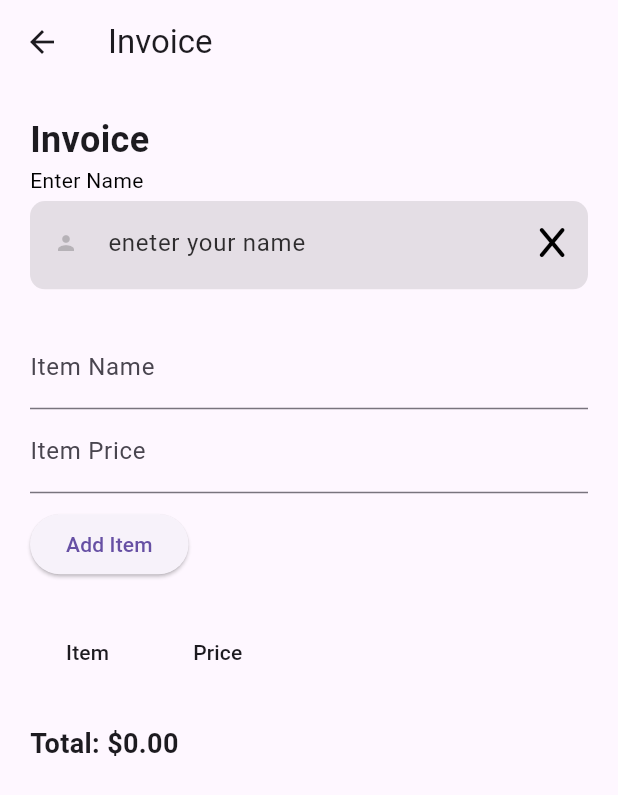
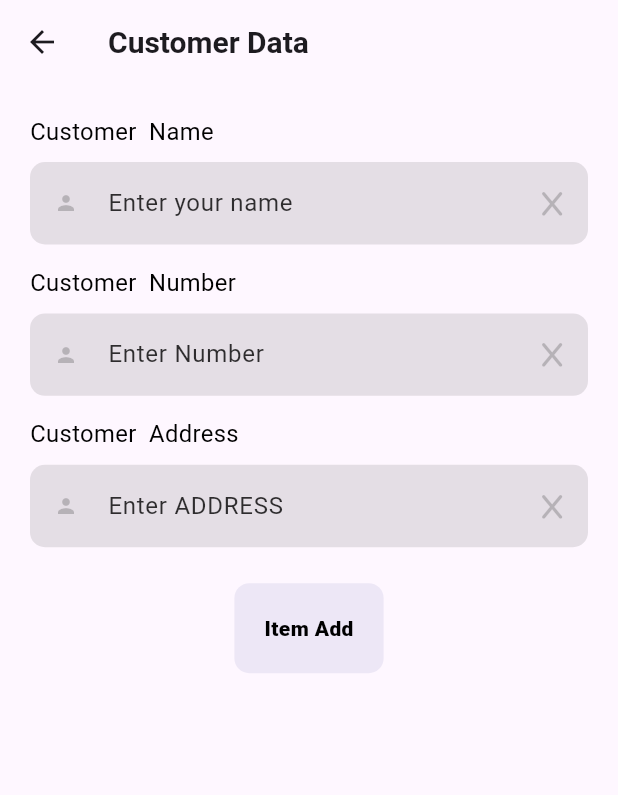
Before and after one commit to DenishaFablead/login_google, a Flutter app: the InvoiceScreen screen opened directly, on a phone screen of 412 x 824 dp. Shown: the top 795 px of the screen. Run offline on Flutter 3.47's test engine with Material 3 defaults, Android fonts, the phone set to English and light mode, and no system bars; our stand-ins replace firebase_auth, firebase_core, font_awesome_flutter, get, google_sign_in, shared_preferences; missing offline and left inert: flutter_paypal, razorpay_flutter; accounts and stored records are empty.

Commit message:
invoice genrated

```diff
--- a/lib/Utils/custome_textfiled.dart
+++ b/lib/Utils/custome_textfiled.dart
@@ -16,17 +16,17 @@ class custome_textfield extends StatelessWidget {
     return Padding(
       padding: const EdgeInsets.symmetric(vertical: 4.0,horizontal: 00),
       child: Container(
-        height: Get.height/14,width: Get.width,
+        height: Get.height/15,width: Get.width,
       decoration: BoxDecoration(
         color: Colors.black.withOpacity(.1),
         borderRadius: BorderRadius.circular(10)
       ),
       child: TextField(
-
         controller: Controlle,
-        style: TextStyle(color: Colors.black,fontWeight: FontWeight.w900),
+        style: TextStyle(color: Colors.black,fontWeight: FontWeight.w900,fontSize: 22),
         cursorColor: Colors.black,
 
+        // cursorHeight: 20,
         decoration: InputDecoration(
             // border: InputBorder.none,
             focusedBorder: InputBorder.none,
@@ -39,9 +39,10 @@ class custome_textfield extends StatelessWidget {
             child: Icon(icon,color: Colors.black.withOpacity(.2),size: 16),
 
           ) ,
+
           suffixIcon: IconButton(onPressed: () {
             Controlle!.clear();
-          }, icon: Icon(FontAwesomeIcons.x,color: Colors.black,size: 22)),
+          }, icon: Icon(FontAwesomeIcons.x,color: Colors.black.withOpacity(.2),size: 18)),
             label: Text("${text}",style: TextStyle(color: Colors.black.withOpacity(.8),fontSize:16, ),)),
       ),
       ),
--- /dev/null
+++ b/lib/controller/invoiceController.dart
@@ -0,0 +1,73 @@
+
+import 'package:flutter/cupertino.dart';
+import 'package:get/get.dart';
+import 'package:get/get_state_manager/src/simple/get_controllers.dart';
+
+// class InvoiceController extends GetxController {
+//   var items = <InvoiceItem>[].obs;
+//   TextEditingController customerNameController = TextEditingController();
+//   TextEditingController customerNumberController = TextEditingController();
+//   TextEditingController customerAddrController = TextEditingController();
+//   TextEditingController itemNameController = TextEditingController();
+//   TextEditingController itemPriceController = TextEditingController();
+//   TextEditingController itemQuantityController = TextEditingController();
+//   void addItem() {
+//     final itemName = itemNameController.text;
+//     final itemPrice = double.tryParse(itemPriceController.text) ?? 0.0;
+//
+//     if (itemName.isNotEmpty && itemPrice > 0) {
+//       items.add(InvoiceItem(name: itemName, price: itemPrice));
+//
+//       itemNameController.clear();
+//       itemPriceController.clear();
+//     }
+//   }
+//
+//   double calculateTotal() {
+//     return items.fold(0, (total, item) => total + item.price);
+//   }
+// }
+//
+// class InvoiceItem {
+//   final String name;
+//   final double price;
+//
+//   InvoiceItem({required this.name, required this.price});
+// }
+
+
+class InvoiceController extends GetxController {
+  var items = <InvoiceItem>[].obs;
+  TextEditingController customerNameController = TextEditingController();
+  TextEditingController customerNumberController = TextEditingController();
+  TextEditingController customerAddrController = TextEditingController();
+  TextEditingController itemNameController = TextEditingController();
+  TextEditingController itemPriceController = TextEditingController();
+  TextEditingController itemQuantityController = TextEditingController();
+
+  void addItem() {
+    final itemName = itemNameController.text;
+    final itemPrice = double.tryParse(itemPriceController.text) ?? 0.0;
+    final itemQuantity = int.tryParse(itemQuantityController.text) ?? 1;
+
+    if (itemName.isNotEmpty && itemPrice > 0 && itemQuantity > 0) {
+      items.add(InvoiceItem(name: itemName, price: itemPrice, quantity: itemQuantity));
+
+      itemNameController.clear();
+      itemPriceController.clear();
+      itemQuantityController.clear();
+    }
+  }
+
+  double calculateTotal() {
+    return items.fold(0, (total, item) => total + (item.price * item.quantity));
+  }
+}
+
+class InvoiceItem {
+  final String name;
+  final double price;
+  final int quantity;
+
+  InvoiceItem({required this.name, required this.price, required this.quantity});
+}
--- a/lib/screen/invoice.dart
+++ b/lib/screen/invoice.dart
@@ -3,40 +3,10 @@ import 'package:flutter/material.dart';
 import 'package:font_awesome_flutter/font_awesome_flutter.dart';
 import 'package:get/get.dart';
 import 'package:login_google/Utils/custome_textfiled.dart';
+import 'package:login_google/screen/item_addScreen.dart';
 import '../Utils/text.dart';
+import '../controller/invoiceController.dart';
 
-class invoice_Screen extends StatefulWidget {
-  const invoice_Screen({super.key});
-
-  @override
-  State<invoice_Screen> createState() => _invoice_ScreenState();
-}
-
-class _invoice_ScreenState extends State<invoice_Screen> {
-  TextEditingController name=TextEditingController();
-  @override
-  Widget build(BuildContext context) {
-    return Scaffold(
-      appBar: AppBar(),
- body:SingleChildScrollView(
-
-  child: Padding(
-    padding: const EdgeInsets.all(8.0),
-    child: Column(
-      mainAxisAlignment: MainAxisAlignment.start,
-      crossAxisAlignment: CrossAxisAlignment.start,
-      mainAxisSize: MainAxisSize.min,
-      children: [
-        Center(child:  Text("INVOICE Data")),
-     font_(font: "Enter Name",color: Colors.black,fontsize: 14),
-     custome_textfield(Controlle: name,icon: FontAwesomeIcons.user,text: "eneter your name ")
-      ],
-    ),
-  ),
- ),
-    );
-  }
-}
 
 class InvoiceScreen extends StatelessWidget {
   final InvoiceController controller = Get.put(InvoiceController());
@@ -45,7 +15,10 @@ class InvoiceScreen extends StatelessWidget {
   Widget build(BuildContext context) {
     return Scaffold(
       appBar: AppBar(
-        title: Text('Invoice'),
+        title: Text('Customer Data',  style: TextStyle(
+          fontSize: 20.0,
+          fontWeight: FontWeight.bold,
+        ),),
       ),
       body: SingleChildScrollView(
         child: Padding(
@@ -53,57 +26,88 @@ class InvoiceScreen extends StatelessWidget {
           child: Column(
             crossAxisAlignment: CrossAxisAlignment.start,
             children: [
-              Text(
-                'Invoice',
-                style: TextStyle(
-                  fontSize: 24.0,
-                  fontWeight: FontWeight.bold,
-                ),
+
+               font_(font: "Customer  Name",color: Colors.black,fontsize: Get.width/26),
+             SizedBox(height: 5),
+             custome_textfield(Controlle: controller.customerNameController,icon:Icons.person,text: "Enter your name ")
+          ,    SizedBox(height: 10.0),
+              font_(font: "Customer  Number",color: Colors.black,fontsize: Get.width/26),
+              SizedBox(height: 5),
+              custome_textfield(Controlle: controller.customerNumberController,icon:Icons.person,text: "Enter Number")
+              ,    SizedBox(height: 10.0),
+              font_(font: "Customer  Address",color: Colors.black,fontsize: Get.width/26),
+              SizedBox(height: 5),
+              custome_textfield(Controlle: controller.customerAddrController,icon:Icons.person,text: "Enter ADDRESS")
+              ,    SizedBox(height: 20.0),
+              // ,
+              // TextField(
+              //   controller: controller.itemNameController,
+              //   decoration: InputDecoration(
+              //     labelText: 'Item Name',
+              //   ),
+              // ),
+              // TextField(
+              //   controller: controller.itemPriceController,
+              //   keyboardType: TextInputType.number,
+              //   decoration: InputDecoration(
+              //     labelText: 'Item Price',
+              //   ),
+              // ),
+              InkWell(
+                onTap:  () {
+                  Get.to(item_addScreen());
+                },
+                child: Center(child:
+                Container(
+                  decoration: BoxDecoration(
+                    color: Colors.deepPurple.shade50,
+                    borderRadius: BorderRadius.circular(10)
+                  ),
+                  child: Padding(
+                    padding: const EdgeInsets.all(20.0),
+                    child: Text("Item Add",style: TextStyle(
+                      color: Colors.black,
+                      fontWeight: FontWeight.w900
+                    )),
+                  ),
+                ),),
               ),
-               font_(font: "Enter Name",color: Colors.black,fontsize: 14),
-             custome_textfield(Controlle: controller.customerNameController,icon:Icons.person,text: "eneter your name ")
-
-          ,    SizedBox(height: 20.0),
-              TextField(
-                controller: controller.itemNameController,
-                decoration: InputDecoration(
-                  labelText: 'Item Name',
-                ),
-              ),
-              TextField(
-                controller: controller.itemPriceController,
-                keyboardType: TextInputType.number,
-                decoration: InputDecoration(
-                  labelText: 'Item Price',
-                ),
-              ),
-              SizedBox(height: 10.0),
-              ElevatedButton(
-                onPressed: controller.addItem,
-                child: Text('Add Item'),
-              ),
-              SizedBox(height: 20.0),
-              Obx(() => DataTable(
-                    columns: [
-                      DataColumn(label: Text('Item')),
-                      DataColumn(label: Text('Price')),
-                    ],
-                    rows: controller.items
-                        .map(
-                          (item) => DataRow(
-                            cells: [
-                              DataCell(Text(item.name)),
-                              DataCell(Text('\$${item.price.toStringAsFixed(2)}')),
-                            ],
-                          ),
-                        )
-                        .toList(),
-                  )),
-              SizedBox(height: 20.0),
-              Obx(() => Text(
-                    'Total: \$${controller.calculateTotal().toStringAsFixed(2)}',
-                    style: TextStyle(fontSize: 18.0, fontWeight: FontWeight.bold),
-                  )),
+              //   Center(
+              //   child: ElevatedButton(
+              //     onPressed: () {
+              //       Get.to(item_addScreen());
+              //     },
+              //     child: Text('Item Add '),
+              //   ),
+              // ),
+              // SizedBox(height: 20.0),
+              //
+              // ElevatedButton(
+              //   onPressed: controller.addItem,
+              //   child: Text('Add Item'),
+              // ),
+              // SizedBox(height: 20.0),
+              // Obx(() => DataTable(
+              //       columns: [
+              //         DataColumn(label: Text('Item')),
+              //         DataColumn(label: Text('Price')),
+              //       ],
+              //       rows: controller.items
+              //           .map(
+              //             (item) => DataRow(
+              //               cells: [
+              //                 DataCell(Text(item.name)),
+              //                 DataCell(Text('\$${item.price.toStringAsFixed(2)}')),
+              //               ],
+              //             ),
+              //           )
+              //           .toList(),
+              //     )),
+              // SizedBox(height: 20.0),
+              // Obx(() => Text(
+              //       'Total: \$${controller.calculateTotal().toStringAsFixed(2)}',
+              //       style: TextStyle(fontSize: 18.0, fontWeight: FontWeight.bold),
+              //     )),
             ],
           ),
         ),
@@ -111,33 +115,3 @@ class InvoiceScreen extends StatelessWidget {
     );
   }
 }
-
-class InvoiceController extends GetxController {
-  var items = <InvoiceItem>[].obs;
-    TextEditingController customerNameController = TextEditingController();
-  TextEditingController itemNameController = TextEditingController();
-  TextEditingController itemPriceController = TextEditingController();
-
-  void addItem() {
-    final itemName = itemNameController.text;
-    final itemPrice = double.tryParse(itemPriceController.text) ?? 0.0;
-
-    if (itemName.isNotEmpty && itemPrice > 0) {
-      items.add(InvoiceItem(name: itemName, price: itemPrice));
-
-      itemNameController.clear();
-      itemPriceController.clear();
-    }
-  }
-
-  double calculateTotal() {
-    return items.fold(0, (total, item) => total + item.price);
-  }
-}
-
-class InvoiceItem {
-  final String name;
-  final double price;
-
-  InvoiceItem({required this.name, required this.price});
-}
```
Also changed, not shown: lib/screen/item_addScreen.dart (added, +105 -0 lines), lib/screen/pre_viewInvoiceScreen.dart (added, +68 -0 lines), pubspec.yaml (+6 -8 lines), aassert/font/DMSerifDisplay-Regular.ttf (added), aassert/image/logo.png (added).
